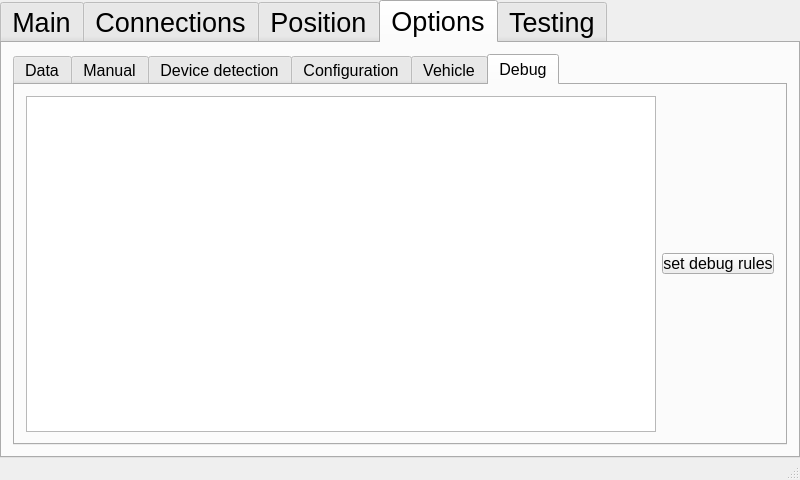
Qt form mainwindow.ui (frutabruta/VDV301tester) before a commit.
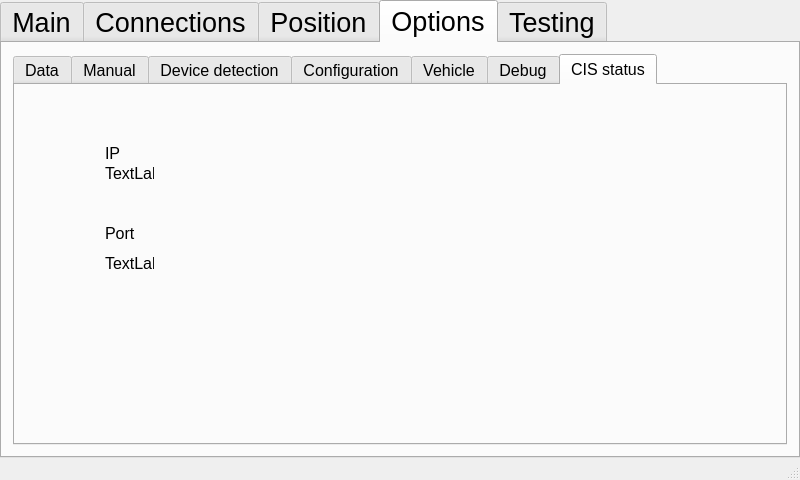
The same form after that commit. The open tabs and pages were chosen to show the change.

Diff of the .ui file:
```diff
--- a/mainwindow.ui
+++ b/mainwindow.ui
@@ -2824,6 +2824,63 @@
             </item>
            </layout>
           </widget>
+          <widget class="QWidget" name="tab_serviceStatus">
+           <attribute name="title">
+            <string>CIS status</string>
+           </attribute>
+           <widget class="QLabel" name="label_3">
+            <property name="geometry">
+             <rect>
+              <x>90</x>
+              <y>60</y>
+              <width>49</width>
+              <height>16</height>
+             </rect>
+            </property>
+            <property name="text">
+             <string>IP</string>
+            </property>
+           </widget>
+           <widget class="QLabel" name="label_statusCisIp">
+            <property name="geometry">
+             <rect>
+              <x>90</x>
+              <y>80</y>
+              <width>49</width>
+              <height>16</height>
+             </rect>
+            </property>
+            <property name="text">
+             <string>TextLabel</string>
+            </property>
+           </widget>
+           <widget class="QLabel" name="label_15">
+            <property name="geometry">
+             <rect>
+              <x>90</x>
+              <y>140</y>
+              <width>49</width>
+              <height>16</height>
+             </rect>
+            </property>
+            <property name="text">
+             <string>Port</string>
+            </property>
+           </widget>
+           <widget class="QLabel" name="label_statusCisIp_2">
+            <property name="geometry">
+             <rect>
+              <x>90</x>
+              <y>170</y>
+              <width>49</width>
+              <height>16</height>
+             </rect>
+            </property>
+            <property name="text">
+             <string>TextLabel</string>
+            </property>
+           </widget>
+          </widget>
          </widget>
         </item>
        </layout>
```
Left out of the diff: 2 changed lines with no effect on the pictures.
